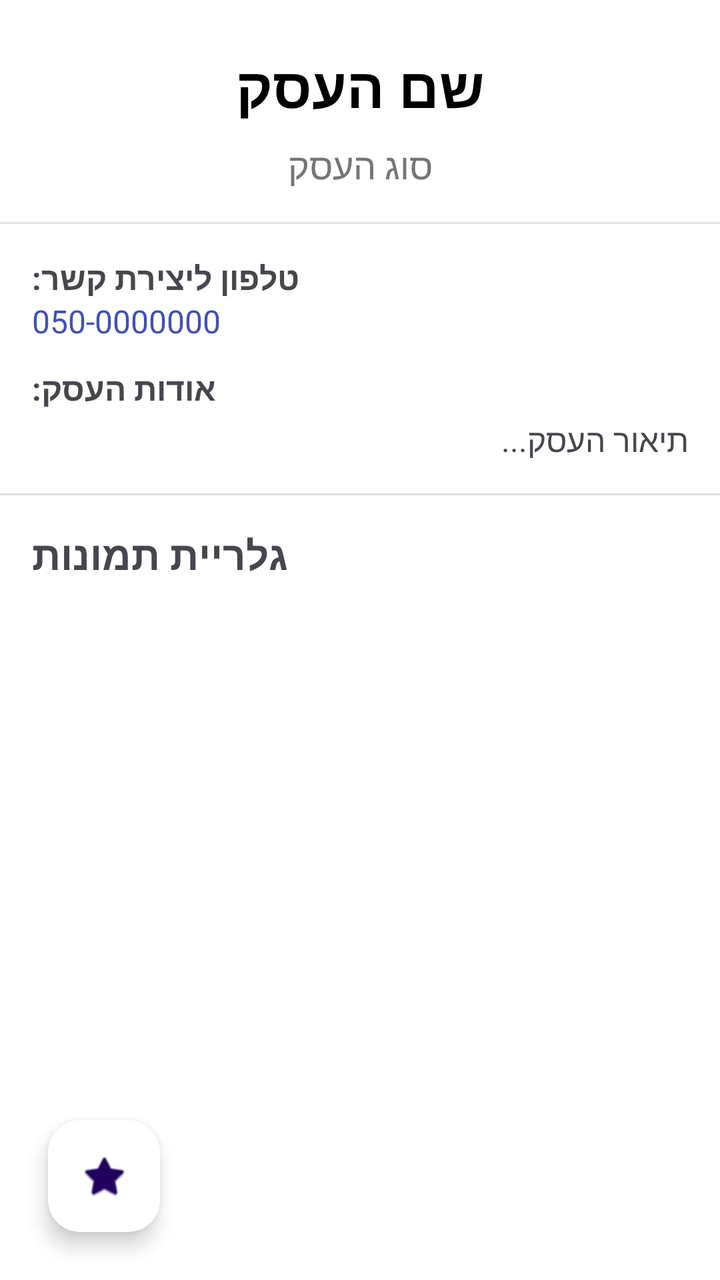
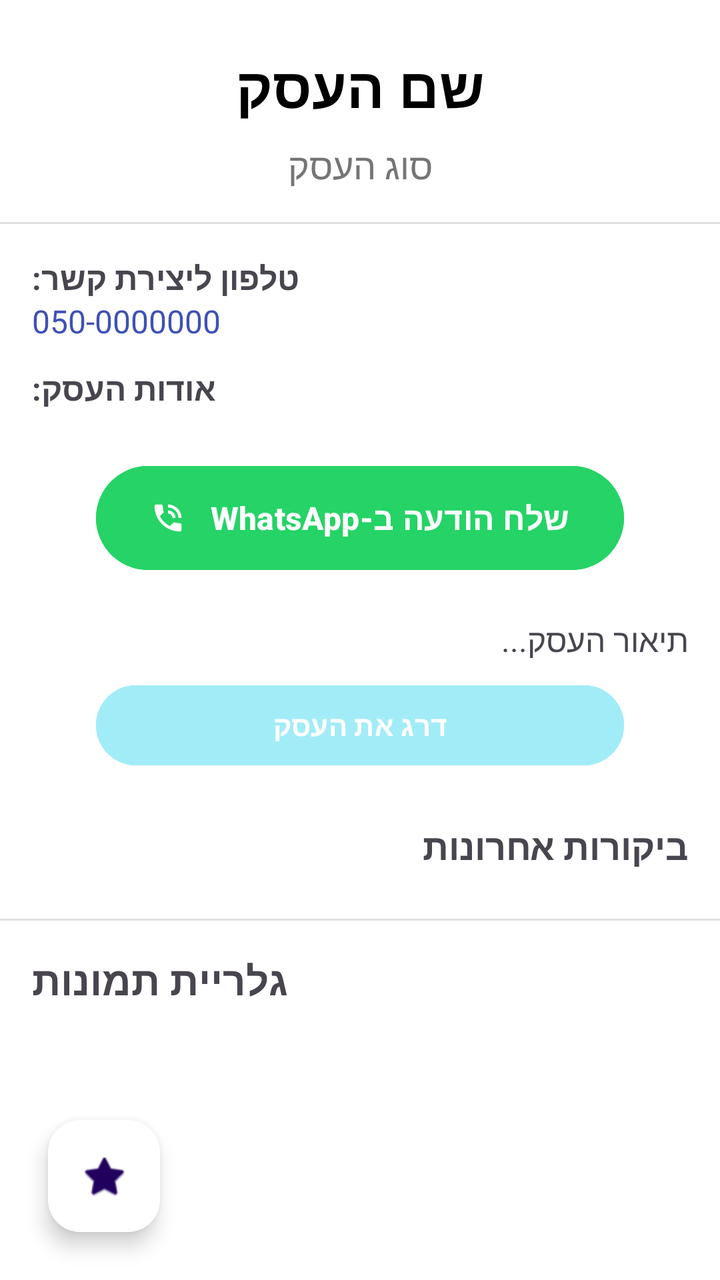

Screens rendered from an Android XML layout before and after an edit, with the pre-edit source and the edit as a unified diff.
<!-- AndroidManifest.xml: application theme Theme.MyApplication -->
<!-- res/layout/activity_business_details.xml -->
<?xml version="1.0" encoding="utf-8"?>
<FrameLayout xmlns:android="http://schemas.android.com/apk/res/android"
    xmlns:app="http://schemas.android.com/apk/res-auto"
    android:layout_width="match_parent"
    android:layout_height="match_parent"
    android:background="#FFFFFF">

    
    <ScrollView
        android:layout_width="match_parent"
        android:layout_height="match_parent">

        <LinearLayout
            android:layout_width="match_parent"
            android:layout_height="wrap_content"
            android:orientation="vertical"
            android:paddingBottom="80dp"> 

            <TextView
                android:id="@+id/tvDetailName"
                android:layout_width="match_parent"
                android:layout_height="wrap_content"
                android:layout_marginTop="24dp"
                android:layout_marginBottom="8dp"
                android:gravity="center"
                android:text="שם העסק"
                android:textColor="#000000"
                android:textSize="28sp"
                android:textStyle="bold" />

            <TextView
                android:id="@+id/tvDetailType"
                android:layout_width="match_parent"
                android:layout_height="wrap_content"
                android:gravity="center"
                android:text="סוג העסק"
                android:textColor="#757575"
                android:textSize="18sp" />

            <View
                android:layout_width="match_parent"
                android:layout_height="1dp"
                android:layout_marginVertical="16dp"
                android:background="#E0E0E0" />

            <LinearLayout
                android:layout_width="match_parent"
                android:layout_height="wrap_content"
                android:orientation="vertical"
                android:paddingHorizontal="16dp">

                <TextView
                    android:layout_width="wrap_content"
                    android:layout_height="wrap_content"
                    android:text="טלפון ליצירת קשר:"
                    android:textStyle="bold"
                    android:textSize="16sp" />

                <TextView
                    android:id="@+id/tvDetailPhone"
                    android:layout_width="wrap_content"
                    android:layout_height="wrap_content"
                    android:layout_marginBottom="12dp"
                    android:text="050-0000000"
                    android:textSize="16sp"
                    android:textColor="#3F51B5"
                    android:autoLink="phone"/>

                <TextView
                    android:layout_width="wrap_content"
                    android:layout_height="wrap_content"
                    android:text="אודות העסק:"
                    android:textStyle="bold"
                    android:textSize="16sp" />

                <TextView
                    android:id="@+id/tvDetailDescription"
                    android:layout_width="match_parent"
                    android:layout_height="wrap_content"
                    android:layout_marginTop="4dp"
                    android:text="תיאור העסק..."
                    android:textSize="16sp"
                    android:lineSpacingExtra="4dp" />
            </LinearLayout>

            <View
                android:layout_width="match_parent"
                android:layout_height="1dp"
                android:layout_marginVertical="16dp"
                android:background="#E0E0E0" />

            <TextView
                android:layout_width="wrap_content"
                android:layout_height="wrap_content"
                android:layout_marginStart="16dp"
                android:layout_marginBottom="12dp"
                android:text="גלריית תמונות"
                android:textSize="20sp"
                android:textStyle="bold" />

            <LinearLayout
                android:id="@+id/galleryContainer"
                android:layout_width="match_parent"
                android:layout_height="wrap_content"
                android:orientation="vertical"
                android:paddingHorizontal="16dp">
            </LinearLayout>

        </LinearLayout>
    </ScrollView>

    
    <com.google.android.material.floatingactionbutton.FloatingActionButton
        android:id="@+id/btnFavorite"
        android:layout_width="wrap_content"
        android:layout_height="wrap_content"
        android:layout_gravity="bottom|start"
        android:layout_margin="24dp"
        android:src="@android:drawable/btn_star_big_off"
        android:backgroundTint="#FFFFFF"
        android:contentDescription="הוסף למועדפים" />
    

</FrameLayout>
<!-- resources referenced by this layout -->
<resources>
  <style name="Theme.MyApplication" parent="Base.Theme.MyApplication" />
  <style name="Base.Theme.MyApplication" parent="Theme.Material3.DayNight.NoActionBar">
      </style>
</resources>

<!-- the commit's change to res/layout/activity_business_details.xml (unified diff, before → after) -->
@@ -73,6 +73,23 @@
                     android:textStyle="bold"
                     android:textSize="16sp" />
 
+                <com.google.android.material.button.MaterialButton
+                    android:id="@+id/btnWhatsApp"
+                    android:layout_width="match_parent"
+                    android:layout_height="60dp"
+                    android:layout_marginTop="24dp"
+                    android:layout_marginBottom="16dp"
+                    android:layout_marginHorizontal="32dp"
+                    android:text="שלח הודעה ב-WhatsApp"
+                    android:textSize="16sp"
+                    android:textStyle="bold"
+                    app:icon="@android:drawable/stat_sys_speakerphone"
+                    app:iconGravity="textStart"
+                    app:iconPadding="12dp"
+                    android:backgroundTint="#25D366"
+                    app:cornerRadius="30dp"
+                    android:elevation="6dp"/>
+
                 <TextView
                     android:id="@+id/tvDetailDescription"
                     android:layout_width="match_parent"
@@ -81,6 +98,32 @@
                     android:text="תיאור העסק..."
                     android:textSize="16sp"
                     android:lineSpacingExtra="4dp" />
+
+                <Button
+                    android:id="@+id/btnAddReview"
+                    android:layout_width="match_parent"
+                    android:layout_height="wrap_content"
+                    android:text="דרג את העסק"
+                    android:layout_marginTop="8dp"
+                    android:layout_marginHorizontal="32dp"
+                    android:backgroundTint="#A2ECF8"
+                    android:textColor="#FFFFFF"
+                    android:textStyle="bold"/>
+
+                <TextView
+                    android:layout_width="match_parent"
+                    android:layout_height="wrap_content"
+                    android:text="ביקורות אחרונות"
+                    android:textSize="18sp"
+                    android:textStyle="bold"
+                    android:layout_marginTop="24dp"
+                    android:layout_marginBottom="8dp"/>
+
+                <androidx.recyclerview.widget.RecyclerView
+                    android:id="@+id/rvReviewsList"
+                android:layout_width="match_parent"
+                android:layout_height="wrap_content"
+                android:nestedScrollingEnabled="false"/>
             </LinearLayout>
 
             <View
